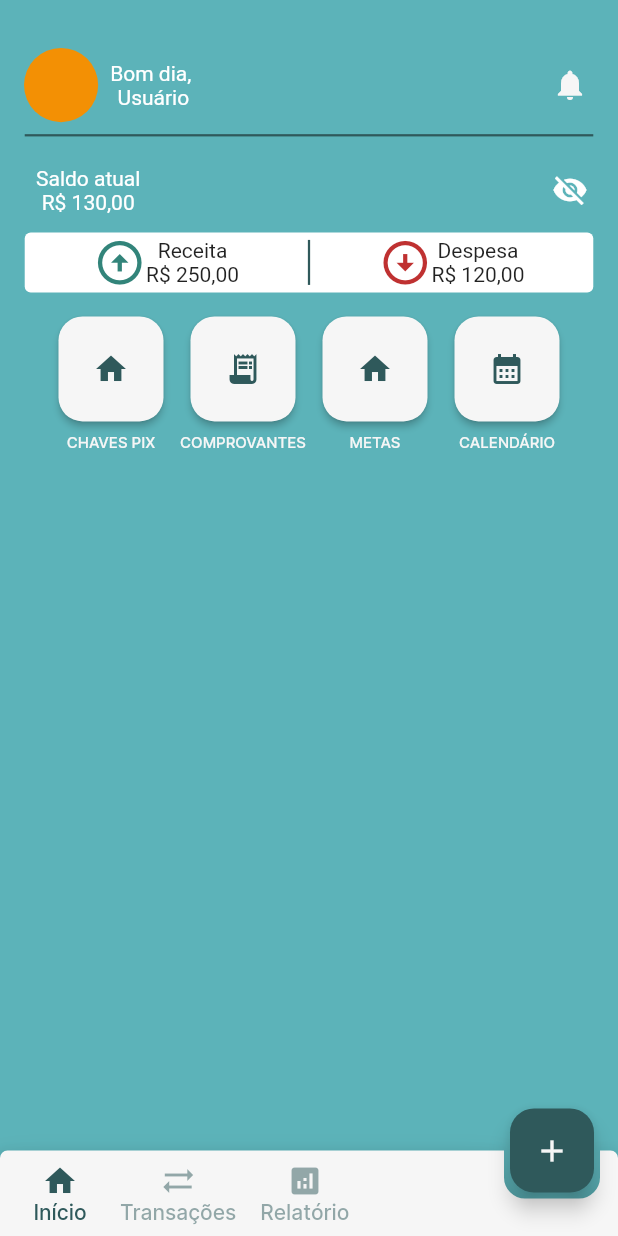
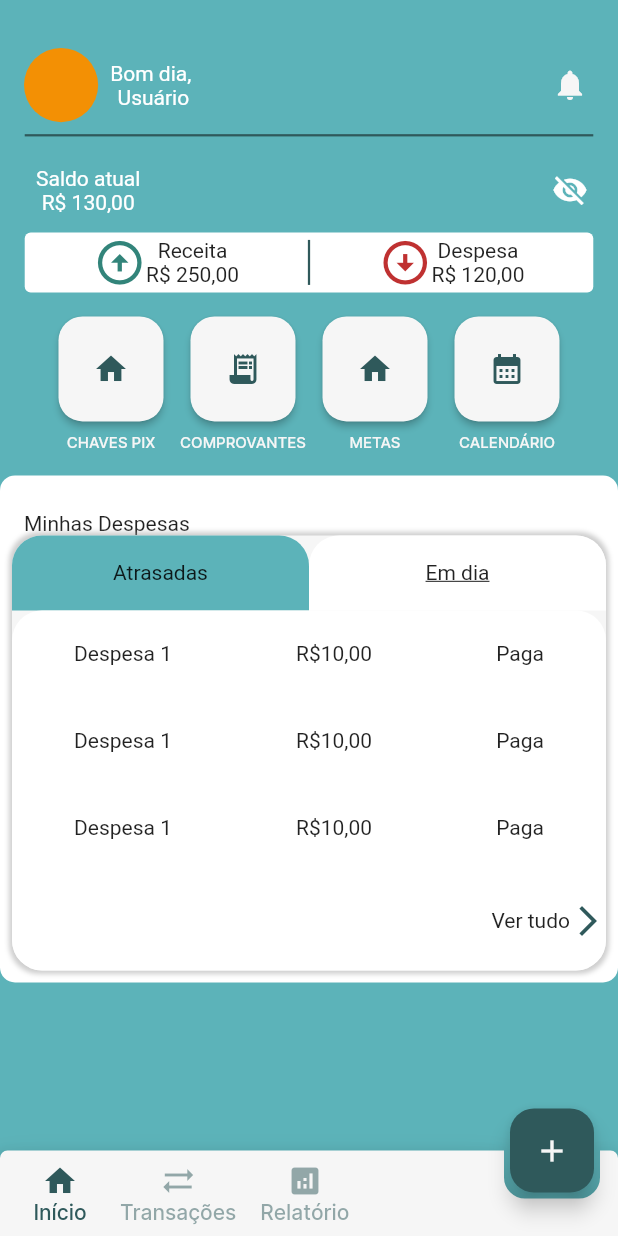
Before and after one commit to proz-tecnologia/PIT01GP07, a Flutter app: the screen it shows after launch, on a phone screen of 412 x 824 dp. Run offline on Flutter 3.47's test engine with Material 2 defaults, Android fonts, the phone set to English and light mode, and no system bars; our stand-ins replace google_fonts; Roboto replaces fonts that are missing (Inder).

Commit message:
feat: Creating Cards Container and Expenses's card (my_expenses.dart)

```diff
--- a/lib/design_system/colors.dart
+++ b/lib/design_system/colors.dart
@@ -4,7 +4,10 @@ class AppColors {
   AppColors._();
 
   static const Color backgroudColor = Color(0xff5cb3b9);
+  static const Color secondBackgroudColor = Color(0xfff6f6f6);
+  static const Color revertBackgroundColor = Color(0xffffffff);
   static const Color primarytextColor = Color(0xffffffff);
+  static const Color secondtextColor = Color(0xff2F595B);
   static const Color primaryIconColor = Color(0xffffffff);
   static const Color revenueColor = Color(0xff32847a);
   static const Color expenseColor = Color(0xffbf3131);
--- a/lib/pages/homescreen/homescreen.dart
+++ b/lib/pages/homescreen/homescreen.dart
@@ -1,4 +1,5 @@
 import 'package:flutter/material.dart';
+import 'package:pit01gp07/widgets/cards_container/cards_container.dart';
 import 'package:pit01gp07/widgets/revenue_expense_bar/revenue_expense_bar.dart';
 import '../../widgets/bottom_bar/tabBar.dart';
 import '../../widgets/fab/fab.dart';
@@ -14,15 +15,16 @@ class HomeScreen extends StatefulWidget {
 }
 
 class _HomeScreenState extends State<HomeScreen> {
-  int index =0;
+  int index = 0;
   @override
   Widget build(BuildContext context) {
     return Scaffold(
       body: SingleChildScrollView(
         child: Column(
-          children:  const [
+          children: const [
             SizedBox(
-              height: 16.0,),
+              height: 16.0,
+            ),
             ProfileBar(),
             CashBalanceBar(),
             RevenueExpenseBar(),
@@ -30,18 +32,23 @@ class _HomeScreenState extends State<HomeScreen> {
               height: 16.0,
             ),
             OptionsCards(),
+            SizedBox(
+              height: 16.0,
+            ),
+            CardsContainer()
           ],
         ),
       ),
       floatingActionButton: fab(icon: const Icon(Icons.add)),
       floatingActionButtonLocation: FloatingActionButtonLocation.endDocked,
       bottomNavigationBar: TabBarWidget(
-        index:index,
-        onChangedTab:onChangedTab,
+        index: index,
+        onChangedTab: onChangedTab,
       ),
     );
   }
-  void onChangedTab(int index){
+
+  void onChangedTab(int index) {
     setState(() {
       this.index = index;
     });
--- /dev/null
+++ b/lib/widgets/cards_container/cards_container.dart
@@ -0,0 +1,34 @@
+import 'package:flutter/widgets.dart';
+import 'package:pit01gp07/design_system/colors.dart';
+import 'package:pit01gp07/widgets/my_expenses/my_expenses.dart';
+
+class CardsContainer extends StatefulWidget {
+  const CardsContainer({super.key});
+
+  @override
+  State<CardsContainer> createState() => _CardsContainerState();
+}
+
+class _CardsContainerState extends State<CardsContainer> {
+  @override
+  Widget build(BuildContext context) {
+    return Container(
+      width: double.infinity,
+      decoration: const BoxDecoration(
+          color: AppColors.revertBackgroundColor,
+          borderRadius: BorderRadius.all(
+            Radius.circular(10.0),
+          )),
+      child: Column(
+        crossAxisAlignment: CrossAxisAlignment.start,
+        mainAxisSize: MainAxisSize.max,
+        children: const [
+          SizedBox(
+            height: 16.0,
+          ),
+          MyExpensesCard(),
+        ],
+      ),
+    );
+  }
+}
--- /dev/null
+++ b/lib/widgets/my_expenses/expenses_tabs.dart
@@ -0,0 +1,78 @@
+import 'package:flutter/material.dart';
+
+import '../../design_system/colors.dart';
+
+class Expenses extends StatefulWidget {
+  bool check;
+
+  Expenses({
+    Key? key,
+    required this.check,
+  }) : super(key: key);
+
+  @override
+  State<Expenses> createState() => _ExpensesState();
+}
+
+class _ExpensesState extends State<Expenses> {
+  @override
+  Widget build(BuildContext context) {
+    if (widget.check) {
+      return Container(
+        width: double.infinity,
+        height: 240,
+        decoration: const BoxDecoration(
+            color: AppColors.primarytextColor,
+            borderRadius: BorderRadius.all(Radius.circular(20.0))),
+        child: const Text("Atrasadas"),
+      );
+    } else {
+      return Container(
+        width: double.infinity,
+        height: 240,
+        decoration: const BoxDecoration(
+            color: AppColors.primarytextColor,
+            borderRadius: BorderRadius.all(Radius.circular(20.0))),
+        child: Column(
+          mainAxisAlignment: MainAxisAlignment.spaceAround,
+          children: [
+            Row(
+              mainAxisAlignment: MainAxisAlignment.spaceAround,
+              children: const [
+                Text("Despesa 1"),
+                Text("R\$10,00"),
+                Text("Paga")
+              ],
+            ),
+            Row(
+              mainAxisAlignment: MainAxisAlignment.spaceAround,
+              children: const [
+                Text("Despesa 1"),
+                Text("R\$10,00"),
+                Text("Paga")
+              ],
+            ),
+            Row(
+              mainAxisAlignment: MainAxisAlignment.spaceAround,
+              children: const [
+                Text("Despesa 1"),
+                Text("R\$10,00"),
+                Text("Paga")
+              ],
+            ),
+            Row(
+              mainAxisAlignment: MainAxisAlignment.end,
+              children: const [
+                Text("Ver tudo"),
+                Icon(
+                  Icons.arrow_forward_ios,
+                  color: AppColors.secondtextColor,
+                ),
+              ],
+            )
+          ],
+        ),
+      );
+    }
+  }
+}
--- /dev/null
+++ b/lib/widgets/my_expenses/my_expenses.dart
@@ -0,0 +1,120 @@
+// ignore_for_file: public_member_api_docs, sort_constructors_first
+
+import 'package:flutter/material.dart';
+import 'package:pit01gp07/design_system/colors.dart';
+
+import 'expenses_tabs.dart';
+
+class MyExpensesCard extends StatefulWidget {
+  const MyExpensesCard({super.key});
+
+  @override
+  State<MyExpensesCard> createState() => _MyExpensesCardState();
+}
+
+class _MyExpensesCardState extends State<MyExpensesCard> {
+  bool expenseTime = false;
+  Color patternColor = AppColors.primarytextColor;
+  Color behindColor = AppColors.backgroudColor;
+  TextDecoration underline = TextDecoration.none;
+  TextDecoration secunderline = TextDecoration.underline;
+
+  @override
+  Widget build(BuildContext context) {
+    return Padding(
+      padding: const EdgeInsets.all(8.0),
+      child: Column(
+        crossAxisAlignment: CrossAxisAlignment.start,
+        children: [
+          const Padding(
+            padding: EdgeInsets.only(left: 8.0),
+            child: Text("Minhas Despesas"),
+          ),
+          Container(
+            width: double.infinity,
+            height: 290,
+            decoration: BoxDecoration(
+              color: AppColors.secondBackgroudColor,
+              borderRadius: const BorderRadius.all(Radius.circular(20)),
+              boxShadow: [
+                BoxShadow(
+                  color: Colors.grey.withOpacity(0.5),
+                  spreadRadius: 2,
+                  blurRadius: 2,
+                  // changes position of shadow
+                ),
+              ],
+            ),
+            child: Column(
+              children: [
+                Row(
+                  children: [
+                    Expanded(
+                      child: InkWell(
+                        child: Container(
+                          alignment: Alignment.center,
+                          decoration: BoxDecoration(
+                            color: behindColor,
+                            borderRadius: const BorderRadius.only(
+                              topLeft: Radius.circular(20.0),
+                              topRight: Radius.circular(20.0),
+                            ),
+                          ),
+                          height: 50,
+                          child: Text(
+                            "Atrasadas",
+                            style: TextStyle(decoration: underline),
+                          ),
+                        ),
+                        onTap: () {
+                          setState(() {
+                            patternColor = AppColors.backgroudColor;
+                            behindColor = AppColors.primarytextColor;
+                            secunderline = TextDecoration.none;
+                            underline = TextDecoration.underline;
+                            expenseTime = true;
+                          });
+                        },
+                      ),
+                    ),
+                    Expanded(
+                      child: InkWell(
+                        child: Container(
+                          alignment: Alignment.center,
+                          decoration: BoxDecoration(
+                              color: patternColor,
+                              borderRadius: const BorderRadius.only(
+                                topRight: Radius.circular(20.0),
+                                topLeft: Radius.circular(20.0),
+                              )),
+                          height: 50,
+                          child: Text(
+                            "Em dia",
+                            style: TextStyle(decoration: secunderline),
+                          ),
+                        ),
+                        onTap: () {
+                          setState(() {
+                            patternColor = AppColors.primarytextColor;
+                            behindColor = AppColors.backgroudColor;
+                            underline = TextDecoration.none;
+                            secunderline = TextDecoration.underline;
+                            expenseTime = false;
+                          });
+                        },
+                      ),
+                    ),
+                  ],
+                ),
+                Expanded(
+                    child: Expenses(
+                  check: expenseTime,
+                ))
+              ],
+            ),
+          ),
+        ],
+      ),
+    );
+  }
+}
--- a/lib/widgets/revenue_expense_bar/revenue_expense_bar.dart
+++ b/lib/widgets/revenue_expense_bar/revenue_expense_bar.dart
@@ -1,7 +1,5 @@
 import 'package:flutter/material.dart';
-import 'package:flutter/src/widgets/container.dart';
-import 'package:flutter/src/widgets/framework.dart';
-import 'package:flutter/widgets.dart';
+
 import 'package:pit01gp07/design_system/colors.dart';
 
 class RevenueExpenseBar extends StatefulWidget {
```
